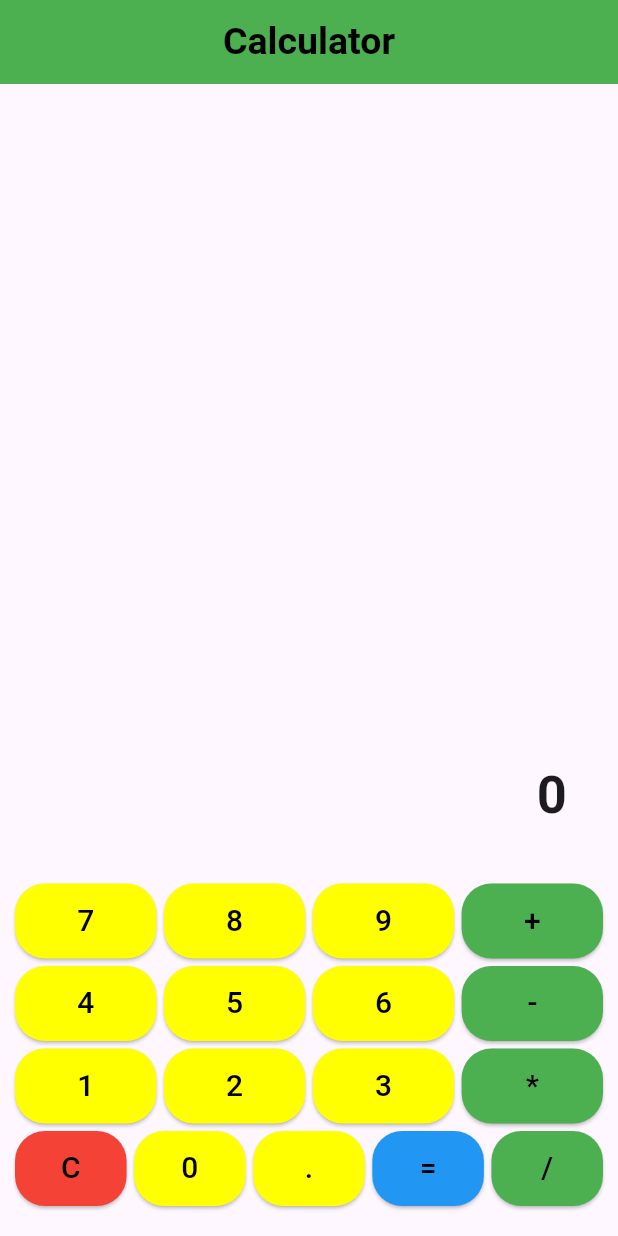
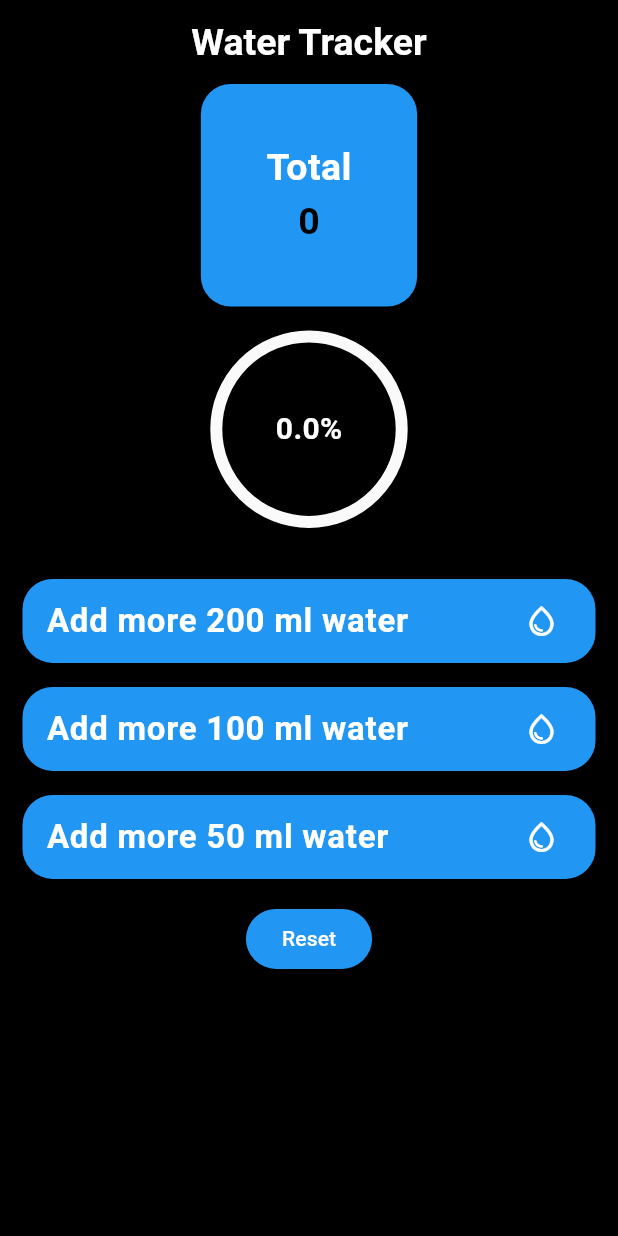
Before and after one commit to shorifulislamsiam/Calculator_Practice, a Flutter app: the screen it shows after launch, on a phone screen of 412 x 824 dp. Run offline on Flutter 3.47's test engine with Material 3 defaults, Android fonts, the phone set to English and light mode, and no system bars.

Commit message:
apps update

```diff
--- /dev/null
+++ b/lib/Helper/colorses.dart
@@ -0,0 +1,8 @@
+import 'package:flutter/material.dart';
+class AllColors{
+
+   TextStyle getTextstyle(double fontSize, FontWeight fontWeight, Color color){
+     return  TextStyle(fontSize: fontSize,fontWeight: FontWeight.bold,color: color);
+  }
+
+}
--- a/lib/project/MyHomePage.dart
+++ b/lib/calculator/MyHomePage.dart
@@ -1,5 +1,6 @@
-import 'package:calculator/project/Buildbutton.dart';
 import 'package:flutter/material.dart';
+
+import 'Buildbutton.dart';
 
 class Myhomepage extends StatefulWidget {
   const Myhomepage({super.key});
--- a/lib/main.dart
+++ b/lib/main.dart
@@ -1,5 +1,9 @@
-import 'package:calculator/project/MyHomePage.dart';
+
+import 'package:calculator/water_tracker/watertracker.dart';
 import 'package:flutter/material.dart';
+
+//import 'calculator/MyHomePage.dart';
+//import 'expence_tracker/Expencetracker.dart';
 
 void main() {
   runApp(const MyApp());
@@ -15,8 +19,9 @@ class MyApp extends StatelessWidget {
         colorScheme: ColorScheme.fromSeed(seedColor: Colors.deepPurple),
         useMaterial3: true,
       ),
-      home: const Myhomepage(),
+      home: const watertracker(), //Expencetracker(),//Myhomepage(),
       debugShowCheckedModeBanner: false,
+
     );
   }
 }
--- /dev/null
+++ b/lib/water_tracker/button.dart
@@ -0,0 +1,26 @@
+import 'package:calculator/Helper/colorses.dart';
+import 'package:flutter/material.dart';
+class getbutton extends StatelessWidget {
+  final int ml;
+  const getbutton({super.key,required this.ml});
+
+
+  @override
+  Widget build(BuildContext context) {
+    AllColors _allColors =AllColors();
+    return Container(
+      decoration: BoxDecoration(
+        color: Colors.blue,
+        borderRadius: BorderRadius.circular(20),
+      ),
+      margin: EdgeInsets.only(left: 15,right: 15),
+      child: ListTile(
+        title: Text(
+          "Add more $ml ml water",
+          style: _allColors.getTextstyle(22, FontWeight.bold, Colors.white),
+        ),
+        trailing: Icon(Icons.water_drop_outlined,color: Colors.white,),
+      ),
+    );
+  }
+}
--- /dev/null
+++ b/lib/water_tracker/watertracker.dart
@@ -0,0 +1,145 @@
+import 'package:calculator/Helper/colorses.dart';
+import 'package:calculator/Helper/showsnackbar.dart';
+import 'package:calculator/water_tracker/button.dart';
+import 'package:flutter/material.dart';
+
+class watertracker extends StatefulWidget {
+  const watertracker({super.key});
+
+  @override
+  State<watertracker> createState() => _watertrackerState();
+}
+
+class _watertrackerState extends State<watertracker> {
+  AllColors _allColors = AllColors();
+  int _currentIntakeWater= 0 ;
+  int _goal =2000;
+  void _waterAdd(int amount){
+    setState(() {
+      if(_currentIntakeWater < _goal){
+        //[if needed to add the Lower limit and Upper limit then we can set this calculation
+        //_currentIntakeWater=(_currentIntakeWater+ amount).clamp(0, 2000);]
+         _currentIntakeWater=(_currentIntakeWater+ amount);
+      }else{
+         MySnackbar(context, "Your goal is Full-fill");
+      }
+    });
+  }
+  void _resetAll(){
+    setState(() {
+      _currentIntakeWater=0;
+    });
+  }
+
+
+  @override
+  Widget build(BuildContext context) {
+    double _progress= (_currentIntakeWater / _goal);
+    double sw = MediaQuery.of(context).size.width;
+    double sh = MediaQuery.of(context).size.height;
+    return Scaffold(
+      backgroundColor: Colors.black,
+      appBar: AppBar(
+        title: const Text("Water Tracker"),
+        centerTitle: true,
+        backgroundColor: Colors.black,
+        titleTextStyle: _allColors.getTextstyle(25, FontWeight.bold, Colors.white),//TextStyle(fontSize: 35,color: Colors.white),
+      ),
+      body: Column(
+        children: [
+          Center(
+            child: Container(
+              decoration: BoxDecoration(
+                color: Colors.blue,
+                borderRadius: BorderRadius.circular(20),
+              ),
+              width: sw*0.35,
+              height: sh*0.18,
+              child: Column(
+                mainAxisAlignment: MainAxisAlignment.center,
+                children: [
+                  Text(
+                      "Total",
+                    style: _allColors.getTextstyle(25, FontWeight.bold, Colors.white),
+                  ),
+                  Text(
+                    "$_currentIntakeWater",
+                    style: _allColors.getTextstyle(25, FontWeight.bold, Colors.black),
+                  ),
+                ],
+              ),
+            ),
+          ),
+          SizedBox(height: 20,),
+          Stack(
+            alignment: Alignment.center,
+            children: [
+              Container(
+                height: sh*0.15,
+                width: sw*0.30,
+                child: CircularProgressIndicator(
+                  color: Colors.blue,
+                  value: _progress,
+                  strokeWidth: 8,
+                  backgroundColor: Colors.grey.shade50
+                ),
+              ),
+              Center(
+                child: Text(
+                  "${_progress*100}%",
+                  style: _allColors.getTextstyle(20, FontWeight.bold, Colors.white),
+                ),
+              )
+            ],
+          ),
+          SizedBox(height: 30,),
+          Wrap(
+            spacing: 35,
+            alignment: WrapAlignment.center,
+            children: [
+              Padding(
+                padding: const EdgeInsets.symmetric(vertical: 8),
+                child: GestureDetector(
+                  onTap: (){
+                    _waterAdd(200);
+                  },
+                    child: getbutton(ml: 200,),
+                ),
+              ),
+              Padding(
+                padding: const EdgeInsets.symmetric(vertical: 8),
+                child: GestureDetector(
+                  onTap: (){
+                    _waterAdd(100);
+                  },
+                  child: getbutton(ml: 100,),
+                ),
+              ),
+              Padding(
+                padding: const EdgeInsets.symmetric(vertical: 8),
+                child: GestureDetector(
+                  onTap: (){
+                    _waterAdd(50);
+                  },
+                  child: getbutton(ml: 50,),
+                ),
+              ),
+              Padding(
+                padding: const EdgeInsets.symmetric(vertical: 8),
+                child: ElevatedButton(
+                  style: ElevatedButton.styleFrom(
+                    backgroundColor: Colors.blue,
+                  ),
+                    onPressed: (){
+                      _resetAll();
+                    },
+                    child: Text("Reset",style: TextStyle(color: Colors.white),)
+                ),
+              ),
+            ],
+          ),
+        ],
+      ),
+    );
+  }
+}
--- a/pubspec.yaml
+++ b/pubspec.yaml
@@ -35,6 +35,7 @@ dependencies:
   # The following adds the Cupertino Icons font to your application.
   # Use with the CupertinoIcons class for iOS style icons.
   cupertino_icons: ^1.0.8
+  intl: ^0.20.2
 
 dev_dependencies:
   flutter_test:
```
Also changed, not shown: lib/Helper/AlertDialog.dart (added, +48 -0 lines), lib/Helper/showsnackbar.dart (added, +7 -0 lines), lib/expence_tracker/Expencetracker.dart (added, +327 -0 lines), lib/expence_tracker/modal.dart (added, +7 -0 lines), lib/calculator/Buildbutton.dart (renamed from lib/project/Buildbutton.dart), pubspec.lock.
